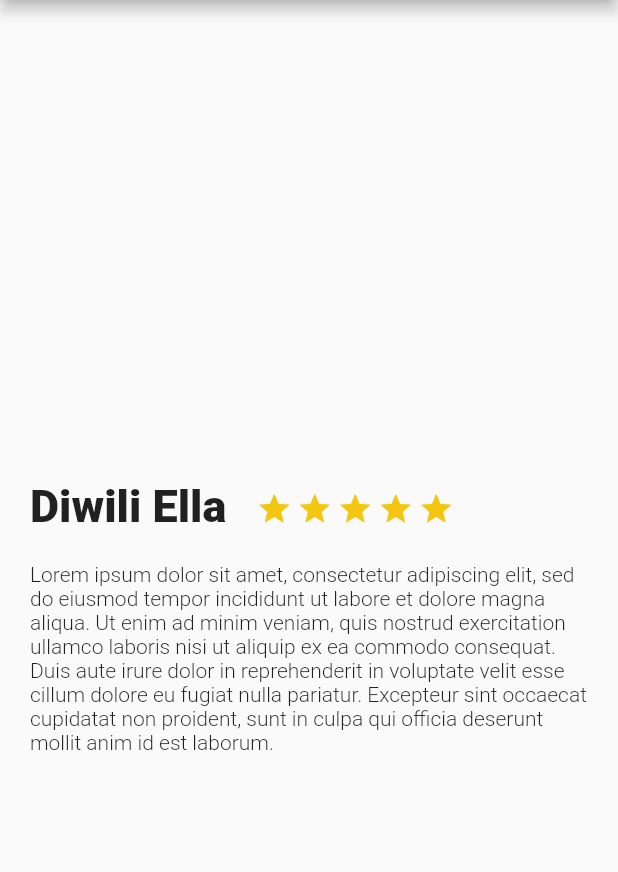
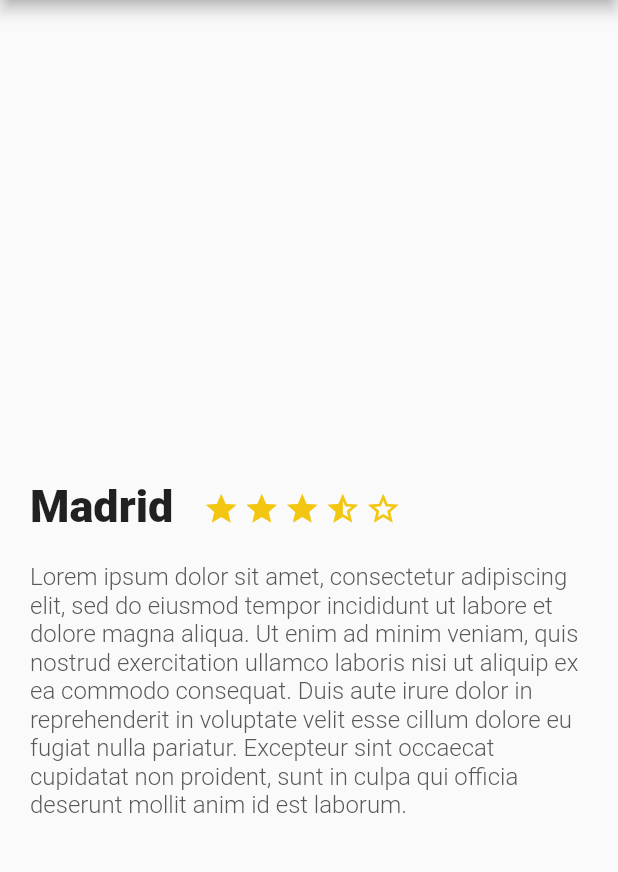
Before and after one commit to GregoryInnovo/trip_app, a Flutter app: the screen it shows after launch, on a phone screen of 412 x 824 dp, the part 84-956 px from its top. Run offline on Flutter 3.47's test engine with Material 2 defaults, Android fonts, the phone set to English and light mode, and no system bars.

Commit message:
pass values from a class to another

```diff
--- a/lib/description_place.dart
+++ b/lib/description_place.dart
@@ -2,10 +2,24 @@ import 'package:flutter/cupertino.dart';
 import 'package:flutter/material.dart';
 
 class DescriptionPlace extends StatelessWidget {
-  const DescriptionPlace({Key? key}) : super(key: key);
+  String namePlace;
+  int stars;
+  String descriptionPlace;
+
+  DescriptionPlace(this.namePlace, this.stars, this.descriptionPlace,
+      {Key? key})
+      : super(key: key);
 
   @override
   Widget build(BuildContext context) {
+    final star_half = Container(
+        margin: const EdgeInsets.only(top: 323.0, right: 3.0),
+        child: const Icon(Icons.star_half, color: Color(0xFFf2C611)));
+
+    final star_border = Container(
+        margin: const EdgeInsets.only(top: 323.0, right: 3.0),
+        child: const Icon(Icons.star_border, color: Color(0xFFf2C611)));
+
     final star = Container(
         margin: const EdgeInsets.only(top: 323.0, right: 3.0),
         child: const Icon(Icons.star, color: Color(0xFFf2C611)));
@@ -17,9 +31,9 @@ class DescriptionPlace extends StatelessWidget {
             left: 20.0,
             right: 20.0,
           ),
-          child: const Text(
-            "Diwili Ella",
-            style: TextStyle(
+          child: Text(
+            namePlace,
+            style: const TextStyle(
               fontSize: 30.0,
               fontWeight: FontWeight.w900,
             ),
@@ -30,8 +44,8 @@ class DescriptionPlace extends StatelessWidget {
           star,
           star,
           star,
-          star,
-          star,
+          star_half,
+          star_border,
         ],
       ),
     ]);
@@ -42,9 +56,11 @@ class DescriptionPlace extends StatelessWidget {
           right: 20.0,
           top: 20.0,
         ),
-        child: const Text(
-            "Lorem ipsum dolor sit amet, consectetur adipiscing elit, sed do eiusmod tempor incididunt ut labore et dolore magna aliqua. Ut enim ad minim veniam, quis nostrud exercitation ullamco laboris nisi ut aliquip ex ea commodo consequat. Duis aute irure dolor in reprehenderit in voluptate velit esse cillum dolore eu fugiat nulla pariatur. Excepteur sint occaecat cupidatat non proident, sunt in culpa qui officia deserunt mollit anim id est laborum.",
-            style: TextStyle(fontWeight: FontWeight.w300)));
+        child: Text(descriptionPlace,
+            style: const TextStyle(
+                fontSize: 16.0,
+                fontWeight: FontWeight.w300,
+                color: Color(0xFF56575a))));
 
     return Column(
       children: <Widget>[title_stars, text_description],
--- a/lib/main.dart
+++ b/lib/main.dart
@@ -23,6 +23,9 @@ class MyApp extends StatelessWidget {
 class MyOtherPage extends StatelessWidget {
   const MyOtherPage({Key? key}) : super(key: key);
 
+  static const String descriptionDummy =
+      "Lorem ipsum dolor sit amet, consectetur adipiscing elit, sed do eiusmod tempor incididunt ut labore et dolore magna aliqua. Ut enim ad minim veniam, quis nostrud exercitation ullamco laboris nisi ut aliquip ex ea commodo consequat. Duis aute irure dolor in reprehenderit in voluptate velit esse cillum dolore eu fugiat nulla pariatur. Excepteur sint occaecat cupidatat non proident, sunt in culpa qui officia deserunt mollit anim id est laborum.";
+
 // This widget is the root of your application.
   @override
   Widget build(BuildContext context) {
@@ -42,7 +45,7 @@ class MyOtherPage extends StatelessWidget {
       ),
       home: Scaffold(
         appBar: AppBar(title: Text("Hey trips")),
-        body: const DescriptionPlace(),
+        body: DescriptionPlace("Madrid", 4, descriptionDummy),
       ),
       /* home: Scaffold(
         appBar: AppBar(
```
